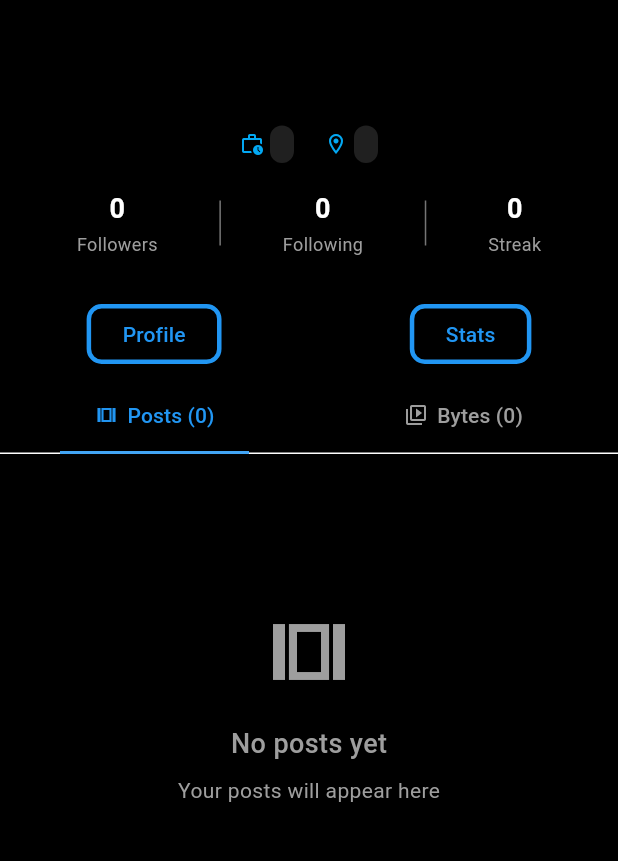
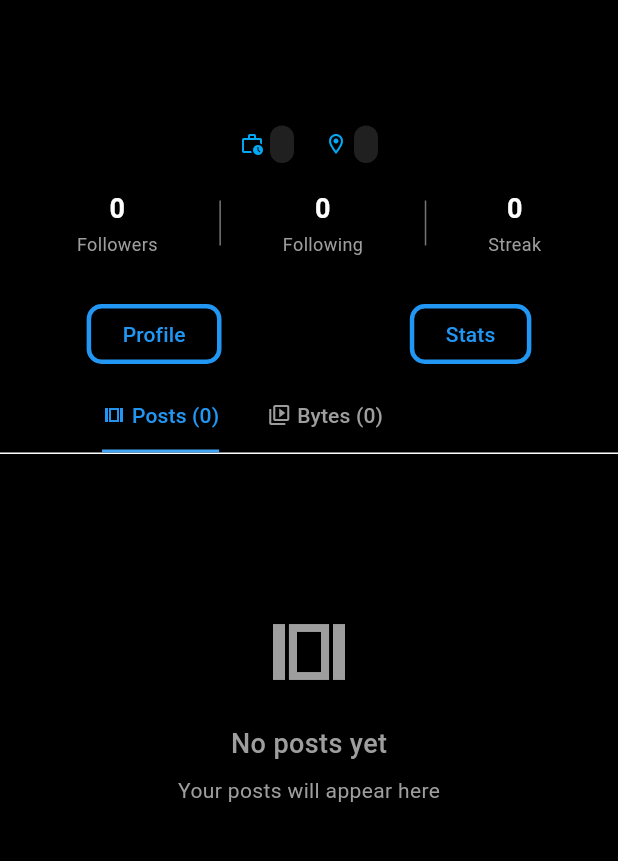
Before and after one commit to plaroindia/Pearl, a Flutter app: the OtherProfileScreen screen opened directly, on a phone screen of 412 x 824 dp, the part 281-1142 px from its top. Run offline on Flutter 3.47's test engine with Material 3 defaults, Android fonts, the phone set to English and light mode, and no system bars; our stand-ins replace app_links, cached_network_image, chewie, file_picker, flutter_riverpod, google_fonts and 8 more; accounts and stored records are empty.

```diff
--- a/lib/View/profile.dart
+++ b/lib/View/profile.dart
@@ -9,14 +9,12 @@ import '../ViewModel/auth_provider.dart';
 import '../ViewModel/user_feed_provider.dart';
 import '../ViewModel/follow_provider.dart';
 import '../Model/byte.dart';
-//import '../Model/toast.dart';
 import '../Model/post.dart';
 import '../Model/user_profile.dart';
 import '../View/foll_page.dart';
 import 'package:google_fonts/google_fonts.dart';
 import 'widgets/lightbox_overlay.dart';
 import '../View/post_full_screen.dart' as post_screen;
-//import '../View/toast_full_screen.dart' as toast_screen;
 import '../View/bytes_full_screen.dart';
 import 'widgets/follow_button.dart';
 
@@ -58,7 +56,7 @@ class _OtherProfileScreen extends ConsumerState<OtherProfileScreen>
   @override
   void initState() {
     super.initState();
-    _tabController = TabController(length: 3, vsync: this);
+    _tabController = TabController(length: 2, vsync: this);
     _postsScrollController.addListener(_onPostsScroll);
     _bytesScrollController.addListener(_onBytesScroll);
 
@@ -125,7 +123,7 @@ class _OtherProfileScreen extends ConsumerState<OtherProfileScreen>
     }
 
     // Preload adjacent tab
-    final nextTab = (currentTab + 1) % 3;
+    final nextTab = (currentTab + 1) % 2;
     if (!_loadedTabs.contains(nextTab)) {
       Future.delayed(const Duration(milliseconds: 500), () {
         if (mounted && !_loadedTabs.contains(nextTab)) {
@@ -695,42 +693,41 @@ class _OtherProfileScreen extends ConsumerState<OtherProfileScreen>
     return Container(
       color: Colors.black,
       child: TabBar(
+        isScrollable: true,
         controller: _tabController,
-        isScrollable: false,
-        tabAlignment: TabAlignment.fill,
         indicator: UnderlineTabIndicator(
           borderSide: BorderSide(width: 2, color: Colors.blue[400]!),
-          insets: const EdgeInsets.symmetric(horizontal: 24),
+          insets: const EdgeInsets.symmetric(horizontal: 16.0),
         ),
+        indicatorSize: TabBarIndicatorSize.tab,
         labelColor: Colors.blue,
         unselectedLabelColor: Colors.grey,
+        physics: const BouncingScrollPhysics(),
         tabs: [
-          _tabItem(
-            Icons.view_array_outlined,
-            'Posts (${feedState.posts.length})',
+          Tab(
+            child: Row(
+              mainAxisSize: MainAxisSize.min,
+              children: [
+                const Icon(Icons.view_array_outlined, size: 16),
+                const SizedBox(width: 4),
+                Text('Posts (${feedState.posts.length})'),
+              ],
+            ),
           ),
-          _tabItem(
-            Icons.video_library_outlined,
-            'Bytes (${feedState.bytes.length})',
+          Tab(
+            child: Row(
+              mainAxisSize: MainAxisSize.min,
+              children: [
+                const Icon(Icons.video_library_outlined, size: 16),
+                const SizedBox(width: 4),
+                Text('Bytes (${feedState.bytes.length})'),
+              ],
+            ),
           ),
         ],
       ),
     );
   }
-
-  Tab _tabItem(IconData icon, String text) {
-    return Tab(
-      child: Row(
-        mainAxisAlignment: MainAxisAlignment.center,
-        children: [
-          Icon(icon, size: 16),
-          const SizedBox(width: 6),
-          Text(text),
-        ],
-      ),
-    );
-  }
-
 
   Widget _buildPostsTab(ProfileFeedState feedState) {
     final isLoading = feedState.isLoadingPosts && feedState.posts.isEmpty;
@@ -1198,7 +1195,7 @@ class ProfileBytesGrid extends ConsumerWidget {
     // Use thumbnailUrl if available, otherwise fallback to videoUrl or empty
     final thumbnailCandidate = byte.thumbnailUrl;
     final thumbnailUrl =
-        (thumbnailCandidate != null && thumbnailCandidate.isNotEmpty) ? thumbnailCandidate : byte.videoUrl;
+    (thumbnailCandidate != null && thumbnailCandidate.isNotEmpty) ? thumbnailCandidate : byte.videoUrl;
 
     return GestureDetector(
       onTap: () => onByteTap(byte),
--- a/lib/ViewModel/post_provider.dart
+++ b/lib/ViewModel/post_provider.dart
@@ -201,11 +201,9 @@ class PostCreateNotifier extends StateNotifier<PostCreateState> {
         'created_at': DateTime.now().toIso8601String(),
       };
 
-      final response = await _supabase
+      await _supabase
           .from('post')
-          .insert(postData)
-          .select()
-          .single();
+          .insert(postData);
 
       state = state.copyWith(
         isLoading: false,
```
Also changed, not shown: lib/ViewModel/user_feed_provider.dart (+45 -31 lines).
